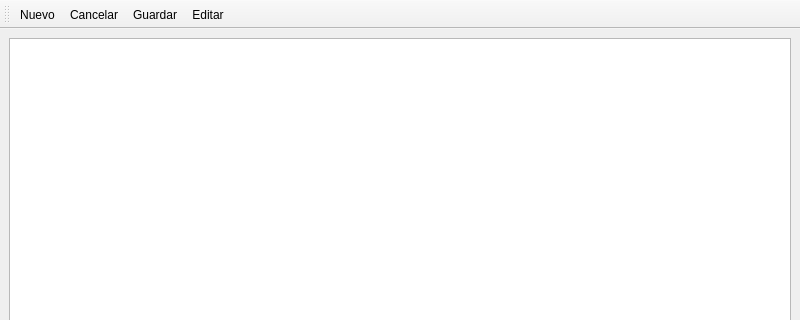
The window that src/ui/catgeneric.ui (armonge/EsquipulasPy) describes before a commit, drawn with Qt 5; both pictures show x 0 to 800 and y 0 to 320 of the 800 by 587 pixel window.
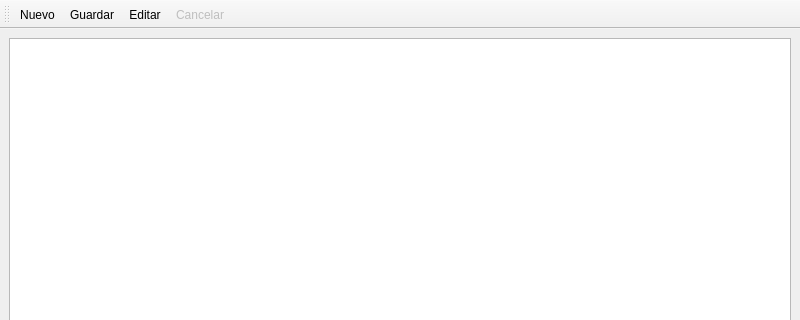
The same window after the commit. Icons and pictures are not drawn.

Commit message: Cambios de interfaz catgeneric

```diff
--- a/src/ui/catgeneric.ui
+++ b/src/ui/catgeneric.ui
@@ -70,9 +70,9 @@
     <bool>false</bool>
    </attribute>
    <addaction name="actionNew"/>
-   <addaction name="actionCancel"/>
    <addaction name="actionSave"/>
    <addaction name="actionEdit"/>
+   <addaction name="actionCancel"/>
   </widget>
   <action name="actionNew">
    <property name="icon">
@@ -126,6 +126,9 @@
    </property>
   </action>
   <action name="actionCancel">
+   <property name="enabled">
+    <bool>false</bool>
+   </property>
    <property name="icon">
     <iconset resource="res.qrc">
      <normaloff>:/icons/res/dialog-cancel.png</normaloff>:/icons/res/dialog-cancel.png</iconset>
```
The commit also changes 1 other file.
